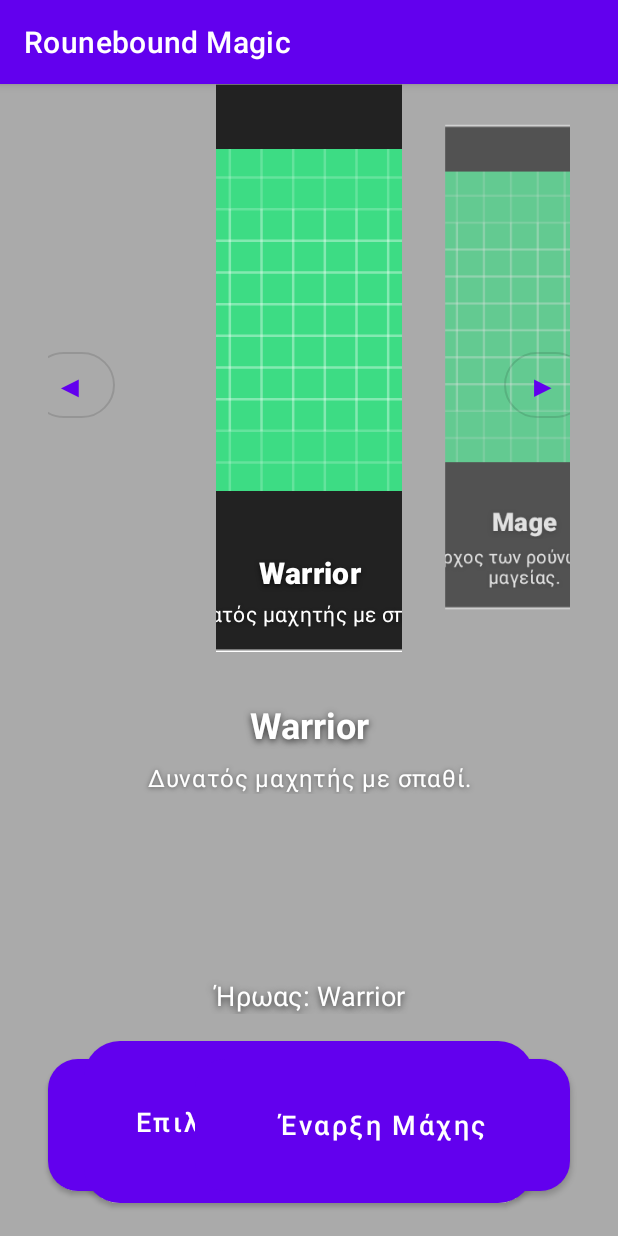
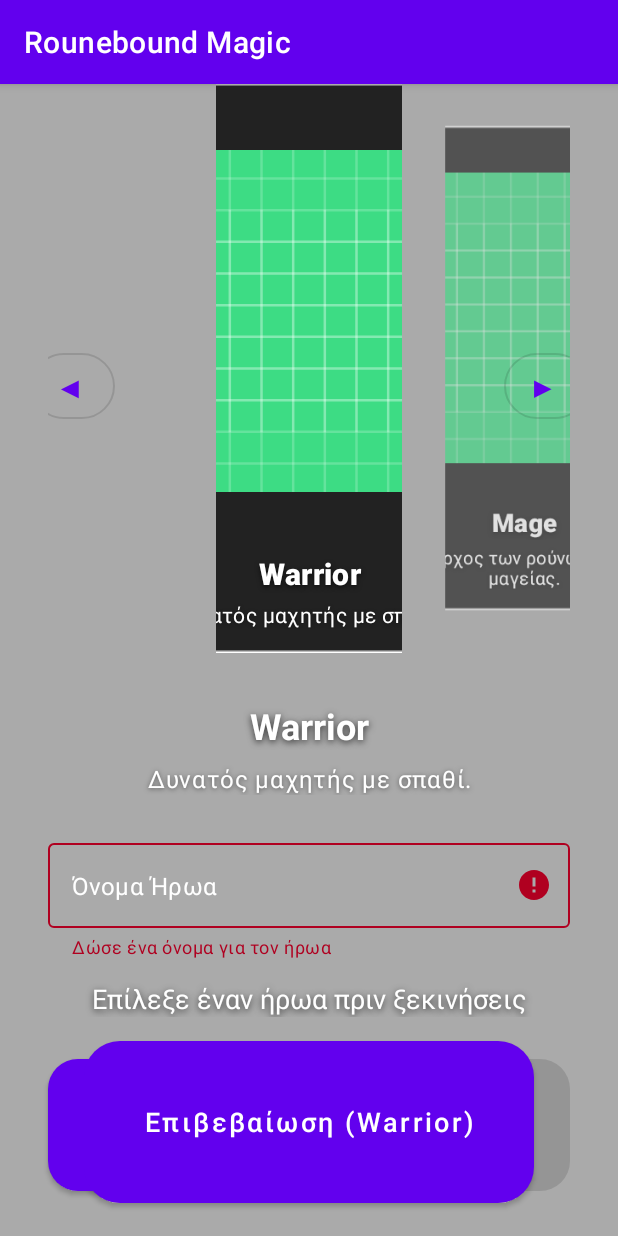
Before and after one commit to ipergamali/Runebound_Magic, an Android app built with Jetpack Compose: the StartGameActivity screen opened directly, with no data from a screen before it, after a tap on "Πίσω στην εισαγωγή", on a phone screen of 412 x 824 dp. Run offline under Robolectric (Android 15) with nearby library versions, the phone set to English and light mode, and no system bars; our stand-ins replace Firebase (no records; nobody signed in at launch, a user with empty details on screens opened directly), Room's generated code.

Commit message:
Add hero choice persistence and lobby display

```diff
--- a/app/src/main/java/com/example/runeboundmagic/CrashHandlerApplication.kt
+++ b/app/src/main/java/com/example/runeboundmagic/CrashHandlerApplication.kt
@@ -3,11 +3,13 @@ package com.example.runeboundmagic
 import android.app.Application
 import android.content.Intent
 import android.util.Log
+import com.google.firebase.FirebaseApp
 
 class CrashHandlerApplication : Application() {
 
     override fun onCreate() {
         super.onCreate()
+        FirebaseApp.initializeApp(this)
         val defaultHandler = Thread.getDefaultUncaughtExceptionHandler()
         Thread.setDefaultUncaughtExceptionHandler { thread, throwable ->
             if (!handleUncaughtException(throwable)) {
--- /dev/null
+++ b/app/src/main/java/com/example/runeboundmagic/HeroChoiceViewModel.kt
@@ -0,0 +1,53 @@
+package com.example.runeboundmagic
+
+import androidx.lifecycle.ViewModel
+import androidx.lifecycle.ViewModelProvider
+import androidx.lifecycle.viewModelScope
+import com.example.runeboundmagic.data.local.HeroChoiceDao
+import com.example.runeboundmagic.data.local.HeroChoiceEntity
+import kotlinx.coroutines.flow.Flow
+import kotlinx.coroutines.launch
+import com.google.firebase.firestore.ktx.firestore
+import com.google.firebase.ktx.Firebase
+
+class HeroChoiceViewModel(
+    private val dao: HeroChoiceDao
+) : ViewModel() {
+
+    private val db = Firebase.firestore
+
+    fun saveHeroChoice(playerName: String, heroType: HeroType, heroName: String) {
+        val choice = HeroChoiceEntity(
+            playerName = playerName,
+            heroType = heroType,
+            heroName = heroName,
+            timestamp = System.currentTimeMillis()
+        )
+
+        viewModelScope.launch {
+            dao.insertChoice(choice)
+
+            val data = hashMapOf(
+                "playerName" to playerName,
+                "heroType" to heroType.name,
+                "heroName" to heroName,
+                "timestamp" to choice.timestamp
+            )
+            db.collection("hero_choices").add(data)
+        }
+    }
+
+    fun getLastChoice(): Flow<HeroChoiceEntity?> = dao.observeLastChoice()
+}
+
+class HeroChoiceViewModelFactory(
+    private val dao: HeroChoiceDao
+) : ViewModelProvider.Factory {
+    override fun <T : ViewModel> create(modelClass: Class<T>): T {
+        if (modelClass.isAssignableFrom(HeroChoiceViewModel::class.java)) {
+            @Suppress("UNCHECKED_CAST")
+            return HeroChoiceViewModel(dao) as T
+        }
+        throw IllegalArgumentException("Unknown ViewModel class: ${modelClass.name}")
+    }
+}
--- a/app/src/main/java/com/example/runeboundmagic/StartGameActivity.kt
+++ b/app/src/main/java/com/example/runeboundmagic/StartGameActivity.kt
@@ -4,29 +4,44 @@ import android.content.Intent
 import android.graphics.Bitmap
 import android.graphics.BitmapFactory
 import android.os.Bundle
-import android.view.View
 import android.widget.ImageView
 import android.widget.TextView
 import android.widget.Toast
 import androidx.appcompat.app.AppCompatActivity
 import androidx.core.view.WindowCompat
+import androidx.core.widget.doAfterTextChanged
+import androidx.lifecycle.Lifecycle
+import androidx.lifecycle.ViewModelProvider
+import androidx.lifecycle.lifecycleScope
+import androidx.lifecycle.repeatOnLifecycle
 import androidx.viewpager2.widget.ViewPager2
+import com.example.runeboundmagic.data.local.HeroChoiceDatabase
+import com.example.runeboundmagic.data.local.HeroChoiceEntity
+import com.google.android.material.button.MaterialButton
+import com.google.android.material.textfield.TextInputEditText
+import com.google.android.material.textfield.TextInputLayout
+import kotlinx.coroutines.flow.collectLatest
+import kotlinx.coroutines.launch
 
 class StartGameActivity : AppCompatActivity() {
     private var lobbyBackgroundBitmap: Bitmap? = null
     private var selectedHero: HeroOption? = null
     private var currentHeroIndex: Int = 0
+    private var selectedHeroName: String? = null
     private val heroes: List<HeroOption> = HeroOption.values().toList()
-    private lateinit var selectHeroButton: View
-    private lateinit var startBattleButton: View
-    private lateinit var backButton: View
+    private lateinit var heroChoiceViewModel: HeroChoiceViewModel
+    private lateinit var heroNameInputLayout: TextInputLayout
+    private lateinit var heroNameInput: TextInputEditText
+    private lateinit var confirmSelectionButton: MaterialButton
+    private lateinit var startBattleButton: MaterialButton
+    private lateinit var backButton: MaterialButton
     private lateinit var selectedHeroLabel: TextView
     private lateinit var heroNameLabel: TextView
     private lateinit var heroDescriptionLabel: TextView
     private lateinit var heroCarousel: ViewPager2
     private lateinit var heroAdapter: HeroCarouselAdapter
-    private lateinit var nextHeroButton: View
-    private lateinit var previousHeroButton: View
+    private lateinit var nextHeroButton: MaterialButton
+    private lateinit var previousHeroButton: MaterialButton
 
     private val heroBitmaps: MutableMap<HeroOption, Bitmap?> = mutableMapOf()
     private val pageChangeCallback = object : ViewPager2.OnPageChangeCallback() {
@@ -42,6 +57,13 @@ class StartGameActivity : AppCompatActivity() {
         WindowCompat.setDecorFitsSystemWindows(window, false)
         setContentView(R.layout.activity_start_game)
 
+        heroChoiceViewModel = ViewModelProvider(
+            this,
+            HeroChoiceViewModelFactory(
+                HeroChoiceDatabase.getInstance(applicationContext).heroChoiceDao()
+            )
+        )[HeroChoiceViewModel::class.java]
+
         val backgroundView: ImageView = findViewById(R.id.lobbyBackground)
         lobbyBackgroundBitmap = loadLobbyBackground()
         lobbyBackgroundBitmap?.let(backgroundView::setImageBitmap)
@@ -49,7 +71,9 @@ class StartGameActivity : AppCompatActivity() {
         heroNameLabel = findViewById(R.id.heroName)
         heroDescriptionLabel = findViewById(R.id.heroDescription)
         selectedHeroLabel = findViewById(R.id.selectedHeroLabel)
-        selectHeroButton = findViewById(R.id.selectHeroButton)
+        heroNameInputLayout = findViewById(R.id.heroNameInputLayout)
+        heroNameInput = findViewById(R.id.heroNameInput)
+        confirmSelectionButton = findViewById(R.id.selectHeroButton)
         startBattleButton = findViewById(R.id.startBattleButton)
         backButton = findViewById(R.id.backButton)
         heroCarousel = findViewById(R.id.heroCarousel)
@@ -91,15 +115,36 @@ class StartGameActivity : AppCompatActivity() {
         heroCarousel.setCurrentItem(currentHeroIndex, false)
         updateHeroPreview()
 
-        selectedHero = savedInstanceState?.getString(KEY_SELECTED_HERO)?.let(HeroOption::fromName)
-        selectedHero?.let(::setSelectedHero)
+        val restoredHero = savedInstanceState?.getString(KEY_SELECTED_HERO)?.let(HeroOption::fromName)
+        selectedHeroName = savedInstanceState?.getString(KEY_SELECTED_HERO_NAME)
+        if (restoredHero != null && !selectedHeroName.isNullOrBlank()) {
+            setSelectedHero(restoredHero, selectedHeroName!!)
+        }
 
-        selectHeroButton.setOnClickListener {
+        heroNameInput.doAfterTextChanged { text ->
+            if (!text.isNullOrBlank()) {
+                heroNameInputLayout.error = null
+            }
+        }
+
+        confirmSelectionButton.setOnClickListener {
             val hero = heroes[currentHeroIndex]
-            setSelectedHero(hero)
+            val customName = heroNameInput.text?.toString()?.trim().orEmpty()
+            if (customName.isBlank()) {
+                heroNameInputLayout.error = getString(R.string.error_empty_hero_name)
+                return@setOnClickListener
+            }
+
+            setSelectedHero(hero, customName)
+            heroChoiceViewModel.saveHeroChoice(
+                playerName = "Player1",
+                heroType = hero.toHeroType(),
+                heroName = customName
+            )
+
             Toast.makeText(
                 this,
-                getString(R.string.lobby_selected_hero, getString(hero.displayNameRes)),
+                getString(R.string.lobby_selection_saved, customName, getString(hero.displayNameRes)),
                 Toast.LENGTH_SHORT
             ).show()
         }
@@ -118,6 +163,12 @@ class StartGameActivity : AppCompatActivity() {
                 startActivity(intent)
             }
         }
+
+        lifecycleScope.launch {
+            repeatOnLifecycle(Lifecycle.State.STARTED) {
+                heroChoiceViewModel.getLastChoice().collectLatest(::applySavedChoice)
+            }
+        }
     }
 
     override fun onDestroy() {
@@ -132,6 +183,7 @@ class StartGameActivity : AppCompatActivity() {
     override fun onSaveInstanceState(outState: Bundle) {
         super.onSaveInstanceState(outState)
         outState.putString(KEY_SELECTED_HERO, selectedHero?.name)
+        outState.putString(KEY_SELECTED_HERO_NAME, selectedHeroName)
         outState.putInt(KEY_CURRENT_HERO_INDEX, heroCarousel.currentItem)
     }
 
@@ -157,28 +209,56 @@ class StartGameActivity : AppCompatActivity() {
         currentHeroIndex = safeIndex
         heroNameLabel.setText(hero.displayNameRes)
         heroDescriptionLabel.setText(hero.descriptionRes)
-        if (selectHeroButton is TextView) {
-            (selectHeroButton as TextView).text = getString(
-                R.string.lobby_select_hero_with_choice,
-                getString(hero.displayNameRes)
-            )
-        }
+        confirmSelectionButton.text = getString(
+            R.string.lobby_confirm_selection_with_choice,
+            getString(hero.displayNameRes)
+        )
         startBattleButton.isEnabled = selectedHero != null
     }
 
-    private fun setSelectedHero(hero: HeroOption) {
+    private fun setSelectedHero(hero: HeroOption, customName: String) {
         selectedHero = hero
-        selectHeroButton.isEnabled = true
+        selectedHeroName = customName
+        confirmSelectionButton.isEnabled = true
         startBattleButton.isEnabled = true
-        selectedHeroLabel.text = getString(R.string.lobby_selected_hero, getString(hero.displayNameRes))
-        if (selectHeroButton is TextView) {
-            (selectHeroButton as TextView).text = getString(R.string.lobby_select_hero_with_choice, getString(hero.displayNameRes))
+        selectedHeroLabel.text = getString(
+            R.string.lobby_selected_custom_hero,
+            customName,
+            getString(hero.displayNameRes)
+        )
+        if (heroNameInput.text?.toString() != customName) {
+            heroNameInput.setText(customName)
+            heroNameInput.setSelection(customName.length)
         }
+        heroNameInputLayout.error = null
+    }
+
+    private fun applySavedChoice(choice: HeroChoiceEntity?) {
+        if (choice == null) {
+            selectedHeroLabel.text = getString(R.string.lobby_select_prompt)
+            selectedHero = null
+            selectedHeroName = null
+            startBattleButton.isEnabled = false
+            if (heroNameInput.text?.isNotEmpty() == true) {
+                heroNameInput.setText("")
+            }
+            return
+        }
+
+        val heroOption = choice.heroType.toHeroOption()
+        val heroIndex = heroes.indexOf(heroOption)
+        if (heroIndex >= 0 && heroCarousel.currentItem != heroIndex) {
+            heroCarousel.setCurrentItem(heroIndex, false)
+            currentHeroIndex = heroIndex
+            updateHeroPreview()
+        }
+        setSelectedHero(heroOption, choice.heroName)
     }
 
     companion object {
         private const val LOBBY_BACKGROUND_ASSET = "lobby/Game_Lobby.png"
         private const val KEY_SELECTED_HERO = "key_selected_hero"
         private const val KEY_CURRENT_HERO_INDEX = "key_current_hero_index"
+        private const val KEY_SELECTED_HERO_NAME = "key_selected_hero_name"
     }
 }
--- /dev/null
+++ b/app/src/main/java/com/example/runeboundmagic/data/local/HeroChoiceDao.kt
@@ -0,0 +1,16 @@
+package com.example.runeboundmagic.data.local
+
+import androidx.room.Dao
+import androidx.room.Insert
+import androidx.room.OnConflictStrategy
+import androidx.room.Query
+import kotlinx.coroutines.flow.Flow
+
+@Dao
+interface HeroChoiceDao {
+    @Insert(onConflict = OnConflictStrategy.REPLACE)
+    suspend fun insertChoice(choice: HeroChoiceEntity)
+
+    @Query("SELECT * FROM hero_choices ORDER BY timestamp DESC LIMIT 1")
+    fun observeLastChoice(): Flow<HeroChoiceEntity?>
+}
--- /dev/null
+++ b/app/src/main/java/com/example/runeboundmagic/data/local/HeroChoiceDatabase.kt
@@ -0,0 +1,35 @@
+package com.example.runeboundmagic.data.local
+
+import android.content.Context
+import androidx.room.Database
+import androidx.room.Room
+import androidx.room.RoomDatabase
+import androidx.room.TypeConverters
+
+@Database(
+    entities = [HeroChoiceEntity::class],
+    version = 1,
+    exportSchema = false
+)
+@TypeConverters(HeroTypeConverter::class)
+abstract class HeroChoiceDatabase : RoomDatabase() {
+
+    abstract fun heroChoiceDao(): HeroChoiceDao
+
+    companion object {
+        private const val DATABASE_NAME = "hero_choices.db"
+
+        @Volatile
+        private var instance: HeroChoiceDatabase? = null
+
+        fun getInstance(context: Context): HeroChoiceDatabase {
+            return instance ?: synchronized(this) {
+                instance ?: Room.databaseBuilder(
+                    context.applicationContext,
+                    HeroChoiceDatabase::class.java,
+                    DATABASE_NAME
+                ).build().also { instance = it }
+            }
+        }
+    }
+}
--- a/app/src/main/res/layout/activity_start_game.xml
+++ b/app/src/main/res/layout/activity_start_game.xml
@@ -125,11 +125,39 @@
 
     </androidx.constraintlayout.widget.ConstraintLayout>
 
+    <com.google.android.material.textfield.TextInputLayout
+        android:id="@+id/heroNameInputLayout"
+        style="@style/Widget.MaterialComponents.TextInputLayout.OutlinedBox"
+        android:layout_width="0dp"
+        android:layout_height="wrap_content"
+        android:layout_marginStart="32dp"
+        android:layout_marginTop="16dp"
+        android:layout_marginEnd="32dp"
+        app:boxBackgroundMode="outline"
+        app:hintEnabled="false"
+        app:layout_constraintEnd_toEndOf="parent"
+        app:layout_constraintStart_toStartOf="parent"
+        app:layout_constraintTop_toBottomOf="@id/heroCarouselContainer">
+
+        <com.google.android.material.textfield.TextInputEditText
+            android:id="@+id/heroNameInput"
+            android:layout_width="match_parent"
+            android:layout_height="wrap_content"
+            android:hint="@string/hero_name_hint"
+            android:imeOptions="actionDone"
+            android:inputType="textCapWords"
+            android:maxLines="1"
+            android:textColor="@android:color/white"
+            android:textColorHint="@android:color/white" />
+
+    </com.google.android.material.textfield.TextInputLayout>
+
     <TextView
         android:id="@+id/selectedHeroLabel"
         android:layout_width="0dp"
         android:layout_height="wrap_content"
         android:layout_marginStart="32dp"
+        android:layout_marginTop="16dp"
         android:layout_marginEnd="32dp"
         android:layout_marginBottom="12dp"
         android:gravity="center"
@@ -143,7 +171,8 @@
         app:layout_constraintBottom_toTopOf="@+id/selectHeroButton"
         app:layout_constraintEnd_toEndOf="parent"
         app:layout_constraintStart_toStartOf="parent"
-        tools:text="Ήρωας: Mystical Priestess" />
+        app:layout_constraintTop_toBottomOf="@id/heroNameInputLayout"
+        tools:text="Artheon the Warrior" />
 
     <com.google.android.material.button.MaterialButton
         android:id="@+id/backButton"
@@ -163,7 +192,7 @@
         android:layout_width="300dp"
         android:layout_height="120dp"
         android:layout_marginBottom="16dp"
-        android:text="@string/lobby_select_hero"
+        android:text="@string/lobby_confirm_selection"
         android:textAllCaps="false"
         android:textSize="18sp"
         app:cornerRadius="24dp"
--- a/app/src/main/res/values/strings.xml
+++ b/app/src/main/res/values/strings.xml
@@ -3,9 +3,13 @@
     <string name="lobby_select_hero">Επιλογή Ήρωα</string>
     <string name="lobby_select_hero_with_choice">Επιλογή Ήρωα (%1$s)</string>
     <string name="lobby_selected_hero">Ήρωας: %1$s</string>
+    <string name="lobby_selected_custom_hero">%1$s the %2$s</string>
     <string name="lobby_back">Πίσω στην εισαγωγή</string>
     <string name="lobby_start_battle">Έναρξη Μάχης</string>
     <string name="lobby_select_prompt">Επίλεξε έναν ήρωα πριν ξεκινήσεις</string>
+    <string name="lobby_confirm_selection">Επιβεβαίωση Ήρωα</string>
+    <string name="lobby_confirm_selection_with_choice">Επιβεβαίωση (%1$s)</string>
+    <string name="lobby_selection_saved">%1$s the %2$s αποθηκεύτηκε!</string>
     <string name="select_hero">Επίλεξε τον Ήρωά σου</string>
     <string name="hero_warrior">Warrior</string>
     <string name="hero_mage">Mage</string>
@@ -22,4 +26,6 @@
     <string name="hero_cancel_selection">Ακύρωση</string>
     <string name="hero_carousel_previous">Προηγούμενος ήρωας</string>
     <string name="hero_carousel_next">Επόμενος ήρωας</string>
+    <string name="hero_name_hint">Όνομα Ήρωα</string>
+    <string name="error_empty_hero_name">Δώσε ένα όνομα για τον ήρωα</string>
 </resources>
```
Also changed, not shown: app/build.gradle.kts (+10 -0 lines), app/src/main/java/com/example/runeboundmagic/HeroType.kt (added, +28 -0 lines), app/src/main/java/com/example/runeboundmagic/data/local/HeroChoiceEntity.kt (added, +14 -0 lines), app/src/main/java/com/example/runeboundmagic/data/local/HeroTypeConverter.kt (added, +14 -0 lines), gradle/libs.versions.toml (+15 -0 lines).
